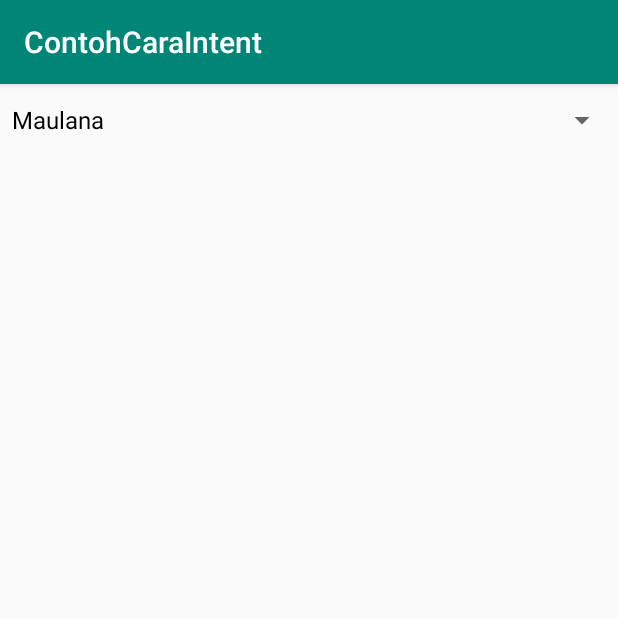
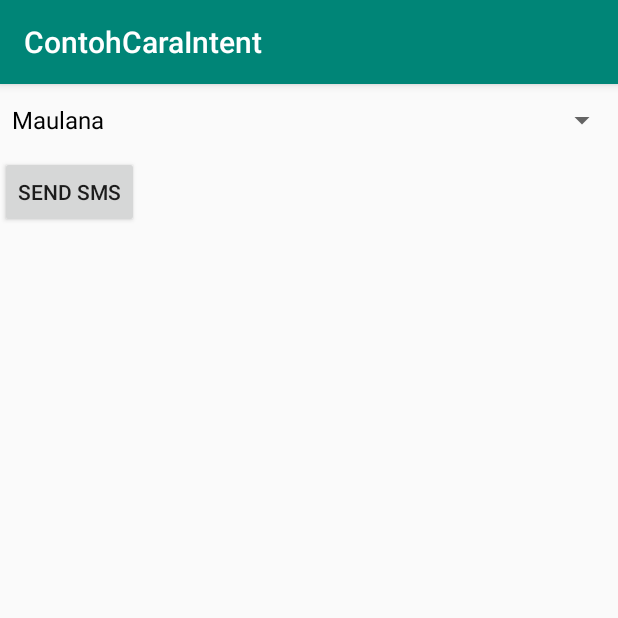
Before and after one commit to dewabrata/ContohCaraIntent, an Android app: the screen it shows after launch (Form1), on a phone screen of 412 x 824 dp, the top half of it. Run offline under Robolectric (Android 15) with nearby library versions, the phone set to English and light mode, and no system bars.

```diff
--- a/app/src/main/res/layout/list_layout.xml
+++ b/app/src/main/res/layout/list_layout.xml
@@ -1,11 +1,17 @@
 <?xml version="1.0" encoding="utf-8"?>
 <LinearLayout xmlns:android="http://schemas.android.com/apk/res/android"
     android:layout_width="match_parent"
-    android:layout_height="match_parent">
+    android:layout_height="match_parent"
+    android:orientation="vertical">
 
     <Spinner
         android:id="@+id/spinner"
         android:layout_width="match_parent"
+        android:layout_height="wrap_content" />
+
+    <Button
+        android:id="@+id/btnSendSMS"
+        android:layout_width="wrap_content"
         android:layout_height="wrap_content"
-        android:layout_weight="1" />
+        android:text="Send SMS" />
 </LinearLayout>
```
Also changed, not shown: app/src/main/java/com/juaracoding/contohcaraintent/Form1.java (+23 -0 lines).
